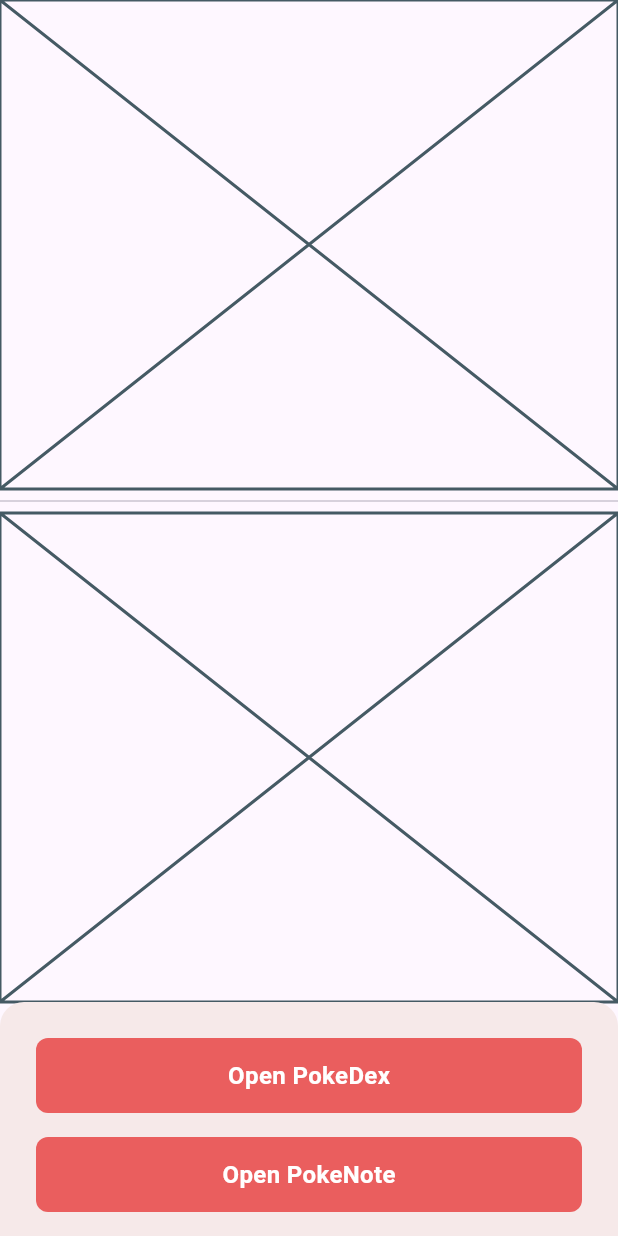
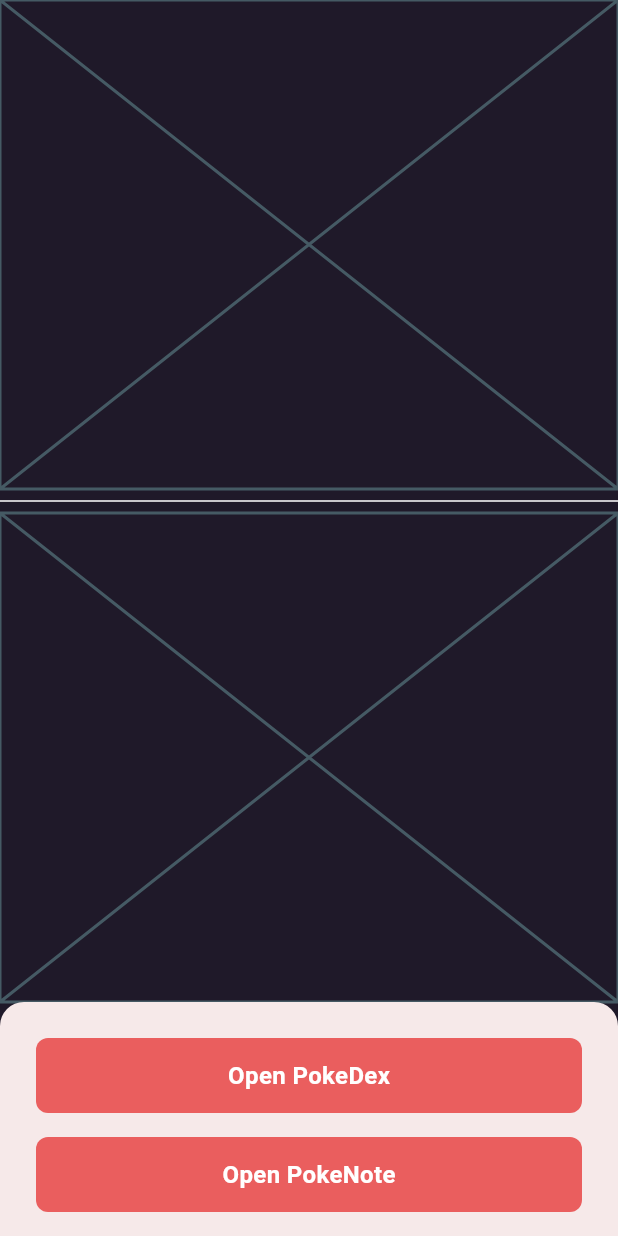
Before and after one commit to abcd9062/Pokedular, a Flutter app: the HomeScreen2 screen opened directly, on a phone screen of 412 x 824 dp. Run offline on Flutter 3.47's test engine with Material 3 defaults, Android fonts, the light colour scheme and no system bars; our stand-ins replace dio, equatable, go_router, hive, hive_flutter; accounts and stored records are empty.

Commit message:
LightTheme and DarkTheme has been added

```diff
--- /dev/null
+++ b/pokedex/lib/core/theme/global_theme_data.dart
@@ -0,0 +1,35 @@
+import 'package:flutter/material.dart';
+
+class GlobalThemeData {
+  static final Color _lightFocusColor = Colors.black.withOpacity(0.12);
+  static final Color _darkFocusColor = Colors.white.withOpacity(0.12);
+
+  static ThemeData lightThemeData = themeData(lightColorScheme, _lightFocusColor);
+
+  static ThemeData darkThemeData = themeData(darkColorScheme, _darkFocusColor);
+  static ThemeData themeData(ColorScheme colorScheme, Color focusColor) {
+    return ThemeData(colorScheme: colorScheme, focusColor: focusColor);
+  }
+  static const ColorScheme lightColorScheme = ColorScheme(
+    primary: Color(0xFFB93C5D),
+    onPrimary: Colors.black,
+    secondary: Color(0xFFEFF3F3),
+    onSecondary: Color(0xFF322942),
+    error: Colors.redAccent,
+    onError: Colors.white,
+    surface: Color(0xFFFAFBFB),
+    onSurface: Color(0xFF241E30),
+    brightness: Brightness.light,
+  );
+  static const ColorScheme darkColorScheme = ColorScheme(
+    primary: Color(0xFFFF8383),
+    secondary: Color(0xFF4D1F7C),
+    surface: Color(0xFF1F1929),
+    error: Colors.redAccent,
+    onError: Colors.white,
+    onPrimary: Colors.white,
+    onSecondary: Colors.white,
+    onSurface: Colors.white,
+    brightness: Brightness.dark,
+  );
+}
```
Also changed, not shown: pokedex/lib/main.dart (+4 -3 lines).
